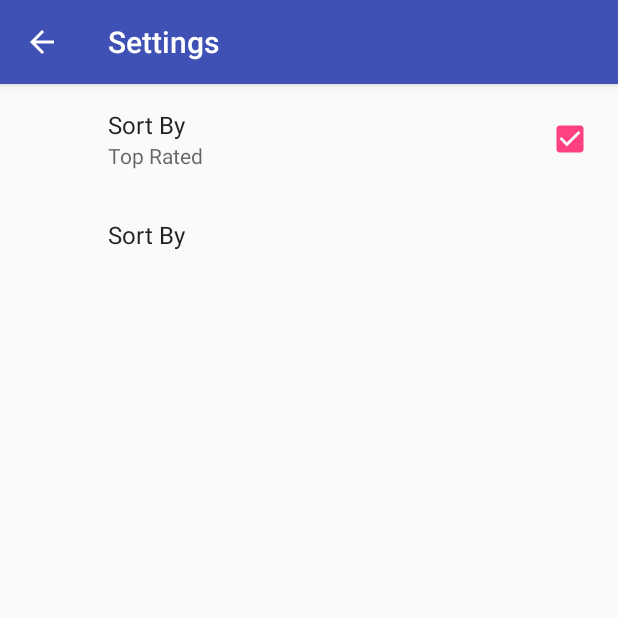
After one commit to Izzy3145/PopularMovies, an Android app: the SettingsActivity screen opened directly, with no data from a screen before it, on a phone screen of 412 x 824 dp, the top half of it. The commit adds this screen. Run offline under Robolectric (Android 15) with nearby library versions, the phone set to English and light mode, and no system bars; our stand-ins replace androidx.preference.

Commit message:
Change Settings from Checkbox to ListPreference

```diff
--- a/app/build.gradle
+++ b/app/build.gradle
@@ -27,4 +27,5 @@ dependencies {
     androidTestImplementation 'com.android.support.test.espresso:espresso-core:3.0.1'
     compile "com.android.support:recyclerview-v7:26.1.0"
     compile 'com.squareup.picasso:picasso:2.5.2'
+    compile 'com.android.support:preference-v7:26.1.0'
 }
--- a/app/src/main/java/com/example/android/popularmoviesstage1/ImageAdapter.java
+++ b/app/src/main/java/com/example/android/popularmoviesstage1/ImageAdapter.java
@@ -75,11 +75,11 @@ public class ImageAdapter extends RecyclerView.Adapter<ImageAdapter.MyViewHolder
 
     //define the ViewHolder that implements the click handler interface
     class MyViewHolder extends RecyclerView.ViewHolder implements View.OnClickListener {
-        public final ImageView image;
+        private final ImageView image;
 
         //create ViewHolder that links the image attribute of rowlayout.xml
         //and set a click listener to it
-        public MyViewHolder(View itemView) {
+        private MyViewHolder(View itemView) {
             super(itemView);
             image = itemView.findViewById(R.id.image);
             itemView.setOnClickListener(this);
--- a/app/src/main/java/com/example/android/popularmoviesstage1/NetworkUtils.java
+++ b/app/src/main/java/com/example/android/popularmoviesstage1/NetworkUtils.java
@@ -89,11 +89,9 @@ public class NetworkUtils {
         return output.toString();
     }
 
-    //JSON parsing method including Picasso for images
+    //JSON parsing method for extracting a MovieItem
     public static ArrayList<MovieItem> extractFeatureFromJson(String jsonResponse) {
-
         ArrayList<MovieItem> movieItems = new ArrayList<>();
-
         //if the jsonString is empty, return early
         if (TextUtils.isEmpty(jsonResponse)) {
             return null;
@@ -154,5 +152,4 @@ public class NetworkUtils {
         }
         return null;
     }
-
 }
--- /dev/null
+++ b/app/src/main/java/com/example/android/popularmoviesstage1/SettingsActivity.java
@@ -0,0 +1,31 @@
+package com.example.android.popularmoviesstage1;
+
+import android.support.v4.app.NavUtils;
+import android.support.v7.app.ActionBar;
+import android.support.v7.app.AppCompatActivity;
+import android.os.Bundle;
+import android.view.MenuItem;
+
+//the Settings Activity
+
+public class SettingsActivity extends AppCompatActivity {
+
+    @Override
+    protected void onCreate(Bundle savedInstanceState) {
+        super.onCreate(savedInstanceState);
+        setContentView(R.layout.activity_settings);
+        ActionBar actionBar = this.getSupportActionBar();
+        if (actionBar != null) {
+            actionBar.setDisplayHomeAsUpEnabled(true);
+        }
+    }
+
+    @Override
+    public boolean onOptionsItemSelected(MenuItem item) {
+        int id = item.getItemId();
+        if (id == android.R.id.home) {
+            NavUtils.navigateUpFromSameTask(this);
+        }
+        return super.onOptionsItemSelected(item);
+    }
+}
--- /dev/null
+++ b/app/src/main/java/com/example/android/popularmoviesstage1/SettingsFragment.java
@@ -0,0 +1,17 @@
+package com.example.android.popularmoviesstage1;
+
+import android.os.Bundle;
+import android.support.v7.preference.PreferenceFragmentCompat;
+
+/**
+ * Created by izzystannett on 03/03/2018.
+ */
+
+//Settings Fragment that links the preferences xml to the settings activity
+
+public class SettingsFragment extends PreferenceFragmentCompat {
+    @Override
+    public void onCreatePreferences(Bundle savedInstanceState, String rootKey) {
+        addPreferencesFromResource(R.xml.pref_movies);
+    }
+}
--- a/app/src/main/res/layout/activity_detail.xml
+++ b/app/src/main/res/layout/activity_detail.xml
@@ -1,6 +1,5 @@
 <?xml version="1.0" encoding="utf-8"?>
 <RelativeLayout xmlns:android="http://schemas.android.com/apk/res/android"
-    xmlns:tools="http://schemas.android.com/tools"
     android:layout_width="match_parent"
     android:layout_height="match_parent"
     android:paddingBottom="@dimen/activity_vertical_margin"
@@ -35,4 +34,5 @@
         android:layout_height="wrap_content"
         android:layout_centerInParent="true"
         android:scaleType="fitXY" />
+
 </RelativeLayout>
--- /dev/null
+++ b/app/src/main/res/values/arrays.xml
@@ -0,0 +1,13 @@
+<?xml version="1.0" encoding="utf-8"?>
+<resources>
+    <array name="pref_sort_by_labels">
+        <item>@string/pref_pop_label</item>
+        <item>@string/pref_top_label</item>
+    </array>
+
+    <array name="pref_sort_by_values">
+        <item>@string/pref_pop_value</item>
+        <item>@string/pref_top_value</item>
+    </array>
+
+</resources>
--- a/app/src/main/res/values/strings.xml
+++ b/app/src/main/res/values/strings.xml
@@ -2,4 +2,18 @@
     <string name="app_name">Movies</string>
     <string name="action_settings">Settings</string>
     <string name="action_detail">More Info</string>
+
+    <string name="api_popular">popular?api_key=ccac7cd7a937bc204875001c4924f88a</string>
+    <string name="api_top_rated">top_rated?api_key=ccac7cd7a937bc204875001c4924f88a</string>
+
+    <!-- shared preferences labels -->
+    <string name="sort_by_label">Sort By</string>
+    <string name="pref_pop_label">Most Popular</string>
+    <string name="pref_top_label">Top Rated</string>
+
+    <!-- shared preferences values -->
+    <string name="sort_by_key">sort_by</string>
+    <string name="pref_pop_value">popular</string>
+    <string name="pref_top_value">toprated</string>
+
 </resources>
--- a/app/src/main/res/values/styles.xml
+++ b/app/src/main/res/values/styles.xml
@@ -6,6 +6,7 @@
         <item name="colorPrimary">@color/colorPrimary</item>
         <item name="colorPrimaryDark">@color/colorPrimaryDark</item>
         <item name="colorAccent">@color/colorAccent</item>
+        <item name="preferenceTheme">@style/PreferenceThemeOverlay</item>
     </style>
 
 </resources>
--- a/app/src/main/res/xml/pref_movies.xml
+++ b/app/src/main/res/xml/pref_movies.xml
@@ -8,4 +8,11 @@
         android:summaryOn="Top Rated"
         android:title="Sort By"/>
 
+    <ListPreference
+        android:defaultValue="@string/pref_pop_value"
+        android:key="@string/sort_by_key"
+        android:title="@string/sort_by_label"
+        android:entries="@array/pref_sort_by_labels"
+        android:entryValues="@array/pref_sort_by_values" />
+
 </PreferenceScreen>
```
Also changed, not shown: app/src/main/java/com/example/android/popularmoviesstage1/DetailActivity.java (+20 -30 lines), app/src/main/java/com/example/android/popularmoviesstage1/MainActivity.java (+24 -17 lines), app/src/main/java/com/example/android/popularmoviesstage1/MovieItem.java (+1 -6 lines), app/src/main/res/layout/activity_settings.xml (added, +7 -0 lines), app/src/main/res/layout/rowlayout.xml (+1 -9 lines).
